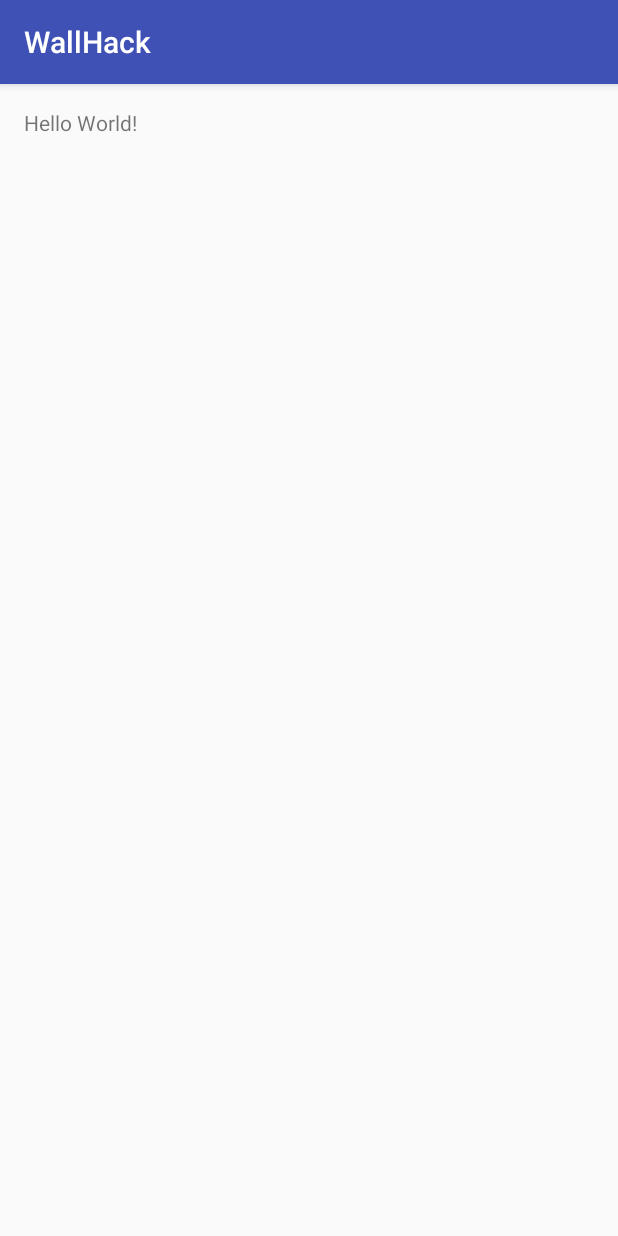
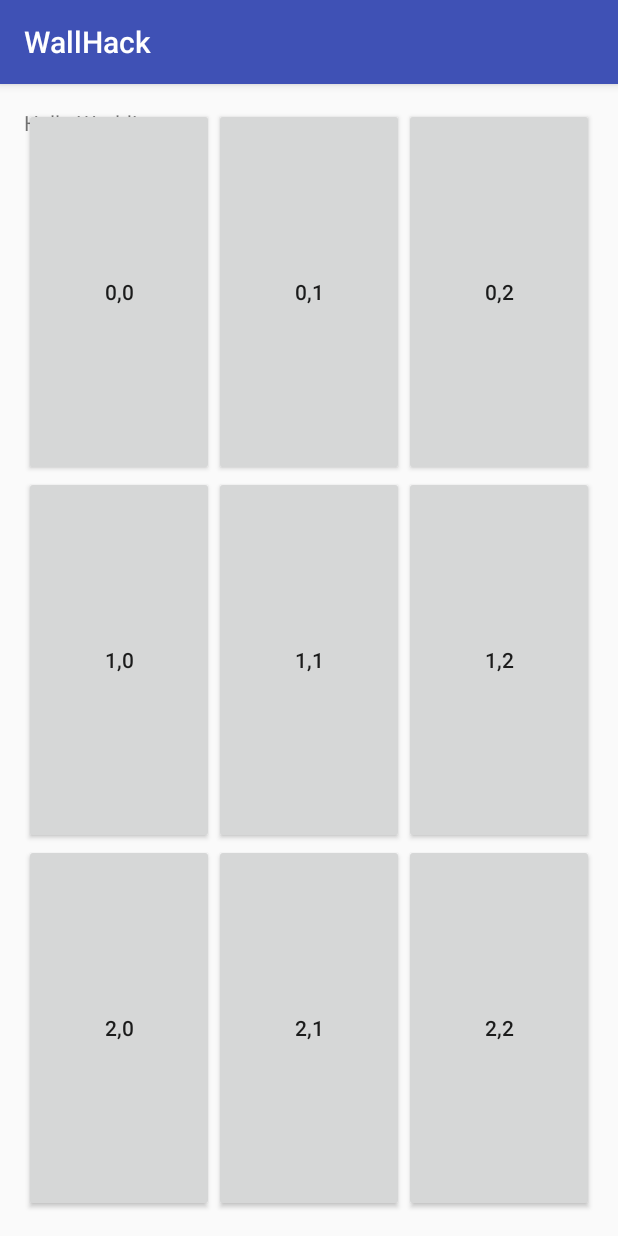
Before and after one commit to samjjc/WallApp, an Android app: the screen it shows after launch (MainActivity), on a phone screen of 412 x 824 dp. Run offline under Robolectric (Android 15) with nearby library versions, the phone set to English and light mode, and no system bars.

Commit message:
started on buttons

```diff
--- a/app/src/main/AndroidManifest.xml
+++ b/app/src/main/AndroidManifest.xml
@@ -1,14 +1,14 @@
 <?xml version="1.0" encoding="utf-8"?>
 <manifest xmlns:android="http://schemas.android.com/apk/res/android"
-    package="com.example.johnny.wallhack">
+    package="com.example.johnny.wallhack" >
 
     <application
         android:allowBackup="true"
         android:icon="@mipmap/ic_launcher"
         android:label="@string/app_name"
         android:supportsRtl="true"
-        android:theme="@style/AppTheme">
-        <activity android:name=".MainActivity">
+        android:theme="@style/AppTheme" >
+        <activity android:name=".MainActivity" >
             <intent-filter>
                 <action android:name="android.intent.action.MAIN" />
 
--- a/app/src/main/java/com/example/johnny/wallhack/MainActivity.java
+++ b/app/src/main/java/com/example/johnny/wallhack/MainActivity.java
@@ -2,12 +2,62 @@ package com.example.johnny.wallhack;
 
 import android.support.v7.app.AppCompatActivity;
 import android.os.Bundle;
+import android.view.View;
+import android.widget.Button;
+import android.widget.TableLayout;
+import android.widget.TableRow;
+import android.widget.Toast;
 
 public class MainActivity extends AppCompatActivity {
+
+    private static final int NUM_ROWS = 3;
+    private static final int COL_ROWS = 3;
 
     @Override
     protected void onCreate(Bundle savedInstanceState) {
         super.onCreate(savedInstanceState);
         setContentView(R.layout.activity_main);
+        populateButtons();
     }
+
+    private void populateButtons() {
+        TableLayout table = (TableLayout) findViewById(R.id.tableForButtons);
+        for (int row=0; row< NUM_ROWS;row++){
+            TableRow tableRow = new TableRow(this);
+            tableRow.setLayoutParams(new TableLayout.LayoutParams(
+                    TableLayout.LayoutParams.MATCH_PARENT,
+                    TableLayout.LayoutParams.MATCH_PARENT,
+                    1.0f
+            ));
+            table.addView(tableRow);
+
+            for (int col=0; col< COL_ROWS;col++){
+                final int FINAL_COL = col;
+                final int FINAL_ROW = row;
+                Button button = new Button(this);
+                button.setLayoutParams(new TableRow.LayoutParams(
+                        TableRow.LayoutParams.MATCH_PARENT,
+                        TableRow.LayoutParams.MATCH_PARENT,
+                        1.0f
+                ));
+                button.setText(""+row+","+col);
+                //make Text not clip on small buttons
+                button.setPadding(0,0,0,0);
+
+                button.setOnClickListener(new View.OnClickListener(){
+                    @Override
+                    public void onClick(View v){
+                        gridButtonClicked(FINAL_COL, FINAL_ROW);
+                    }
+                });
+                tableRow.addView(button);
+            }
+        }
+    }
+
+    private void gridButtonClicked(int x, int y) {
+        Toast.makeText(this, "Button clicked", Toast.LENGTH_SHORT).show();
+    }
+
+
 }
--- a/app/src/main/res/layout/activity_main.xml
+++ b/app/src/main/res/layout/activity_main.xml
@@ -1,17 +1,29 @@
 <?xml version="1.0" encoding="utf-8"?>
-<RelativeLayout xmlns:android="http://schemas.android.com/apk/res/android"
+<RelativeLayout
+    xmlns:android="http://schemas.android.com/apk/res/android"
     xmlns:tools="http://schemas.android.com/tools"
     android:id="@+id/activity_main"
     android:layout_width="match_parent"
     android:layout_height="match_parent"
-    android:paddingBottom="@dimen/activity_vertical_margin"
     android:paddingLeft="@dimen/activity_horizontal_margin"
     android:paddingRight="@dimen/activity_horizontal_margin"
     android:paddingTop="@dimen/activity_vertical_margin"
+    android:paddingBottom="@dimen/activity_vertical_margin"
     tools:context="com.example.johnny.wallhack.MainActivity">
 
     <TextView
+        android:id="@+id/textView1"
         android:layout_width="wrap_content"
         android:layout_height="wrap_content"
         android:text="Hello World!" />
+
+    <TableLayout
+        android:layout_width="match_parent"
+        android:layout_height="match_parent"
+        android:strechColumns="*"
+        android:layout_alignParentBottom="true"
+        android:layout_alignParentStart="true"
+        android:id="@+id/tableForButtons">
+
+    </TableLayout>
 </RelativeLayout>
```
